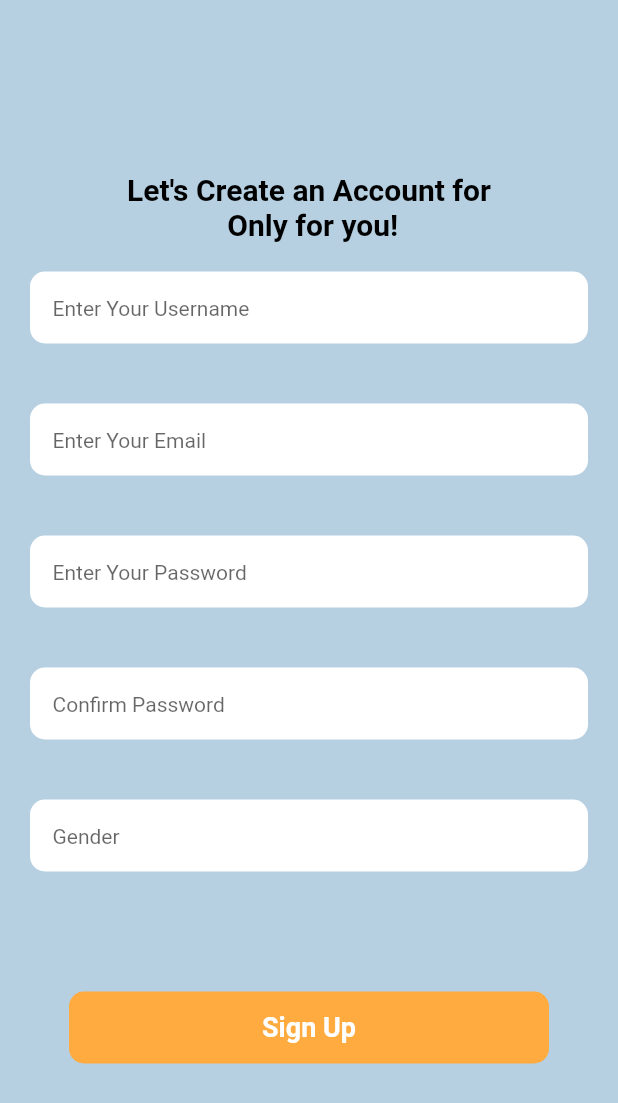
After one commit to NikitaMishra05/home, a Flutter app: the screen it shows after launch, after a tap on "Sign Up", on a phone screen of 412 x 824 dp. The commit adds this screen. Shown: the top 1103 px of the screen. Run offline on Flutter 3.47's test engine with Material 2 defaults, Android fonts, the phone set to English and light mode, and no system bars; our stand-ins replace firebase_core; accounts and stored records are empty.

Commit message:
signup page work

```diff
--- a/lib/main.dart
+++ b/lib/main.dart
@@ -2,7 +2,6 @@ import 'package:firebase_core/firebase_core.dart';
 import 'package:flutter/cupertino.dart';
 import 'package:flutter/material.dart';
 import 'package:home/firebase_options.dart';
-import 'package:home/signin.dart';
 import 'package:home/splash.dart';
 
 void main() async{
--- a/lib/signin.dart
+++ b/lib/signin.dart
@@ -87,6 +87,43 @@ class _SigninState extends State<Signin> {
             ),
             Padding(
               padding: const EdgeInsets.all(20),
+              child: InkWell(
+                onTap: (){
+                    if(username_controller.value.text.isEmpty || password_controller.value.text.isEmpty){
+                      final snackBar=SnackBar(content: const Text("Fields cannot be empty"),
+                      action: SnackBarAction(
+                        label: "Undo",
+                        onPressed: (){},
+                      ),
+                      );
+                      ScaffoldMessenger.of(context).showSnackBar(snackBar);
+
+                    }
+                    else if(password_controller.value.text.length < 8){
+                      final snackBar= SnackBar(content: const Text('Password cannot be less then 8'),
+                      action: SnackBarAction(
+                        label: 'Undo',
+                      onPressed: (){},
+                      ),
+                      );
+                      ScaffoldMessenger.of(context).showSnackBar(snackBar);
+
+                    }
+                  else if(!username_controller.value.text.endsWith('@gmail.com')){
+                          final snackBar= SnackBar(content: const Text("Invalid Email"),
+                          action: SnackBarAction(
+                            label: "Undo",
+                            onPressed: (){},
+                          ),
+                          );
+                          ScaffoldMessenger.of(context).showSnackBar(snackBar);
+                    }
+                  else{
+
+                    }
+
+                },
+
                 child: Container(
                   height: 45,
                   width: 120,
@@ -104,6 +141,7 @@ class _SigninState extends State<Signin> {
                   )
                 ),
               ),
+            ),
           ],
 
 
@@ -112,4 +150,6 @@ class _SigninState extends State<Signin> {
 
     );
   }
+
+
 }
--- /dev/null
+++ b/lib/signup.dart
@@ -0,0 +1,156 @@
+import 'package:flutter/material.dart';
+
+class Sign_up extends StatefulWidget{
+  @override
+  State<Sign_up> createState() => _Sign_upState();
+}
+
+class _Sign_upState extends State<Sign_up> {
+  @override
+  Widget build(BuildContext context) {
+        return Scaffold(
+          backgroundColor: Color(0xffB6D0E2),
+          body: Column(
+            mainAxisAlignment: MainAxisAlignment.center,
+            children: [
+
+              Container(
+                child: Column(
+                  children: [
+                    Text("Let's Create an Account for \n Only for you!",
+                      style: TextStyle(
+                        color: Colors.black,
+                        fontSize: 20,
+                        fontWeight: FontWeight.w700,
+                      ),
+                      textAlign: TextAlign.center,
+                    ),
+                    Padding(
+                      padding: const EdgeInsets.all(20),
+                      child: Container(
+                        padding: EdgeInsets.only(left: 15),
+                        decoration: BoxDecoration(
+                          color: Colors.white,
+                          borderRadius: BorderRadius.all(Radius.circular(10)),
+                        ),
+                        child: TextField(
+
+                          decoration: InputDecoration(border: InputBorder.none,
+                              hintText: "Enter Your Username",
+                              hintStyle:TextStyle(fontSize: 14)
+                          ),
+
+                        ),
+                      ),
+                    ),
+                    Padding(
+                      padding: const EdgeInsets.all(20),
+                      child: Container(
+                        padding: EdgeInsets.only(left: 15),
+                        decoration: BoxDecoration(
+                          color: Colors.white,
+                          borderRadius: BorderRadius.all(Radius.circular(10)),
+                        ),
+                        child: TextField(
+
+                          decoration: InputDecoration(border: InputBorder.none,
+
+                              hintText: "Enter Your Email",
+                              hintStyle: TextStyle(fontSize: 14)
+                          ),
+
+
+                        ),
+
+                      ),
+                    ),
+                    Padding(
+                      padding: const EdgeInsets.all(20),
+                      child: Container(
+                        padding: EdgeInsets.only(left: 15),
+                        decoration: BoxDecoration(
+                          color: Colors.white,
+                          borderRadius: BorderRadius.all(Radius.circular(10)),
+                        ),
+                        child: TextField(
+
+                          decoration: InputDecoration(border: InputBorder.none,
+                              hintText: "Enter Your Password",
+                              hintStyle:TextStyle(fontSize: 14)
+                          ),
+
+                        ),
+                      ),
+                    ),
+                    Padding(
+                      padding: const EdgeInsets.all(20),
+                      child: Container(
+                        padding: EdgeInsets.only(left: 15),
+                        decoration: BoxDecoration(
+                          color: Colors.white,
+                          borderRadius: BorderRadius.all(Radius.circular(10)),
+                        ),
+                        child: TextField(
+
+                          decoration: InputDecoration(border: InputBorder.none,
+
+                              hintText: "Confirm Password",
+                              hintStyle: TextStyle(fontSize: 14)
+                          ),
+
+
+                        ),
+
+                      ),
+                    ),
+                    Padding(
+                      padding: const EdgeInsets.all(20),
+                      child: Container(
+                        padding: EdgeInsets.only(left: 15),
+                        decoration: BoxDecoration(
+                          color: Colors.white,
+                          borderRadius: BorderRadius.all(Radius.circular(10)),
+                        ),
+                        child: TextField(
+
+                          decoration: InputDecoration(border: InputBorder.none,
+
+                              hintText: "Gender",
+                              hintStyle: TextStyle(fontSize: 14)
+                          ),
+
+
+                        ),
+
+                      ),
+                    ),
+                  ],
+                ),
+              ),
+
+
+
+              Padding(
+                padding: const EdgeInsets.only(top: 60.0),
+                child: Container(
+                    height: 48,
+                    width: 320,
+                    alignment: Alignment.center,
+                    decoration: BoxDecoration(
+                        color: Colors.orangeAccent,
+                        borderRadius: BorderRadius.all(Radius.circular(10))
+                    ),
+                    child: Text("Sign Up",
+                      style: TextStyle(
+                          color: Colors.white,
+                          fontSize: 18,
+                          fontWeight: FontWeight.bold
+                      ),
+                    )
+                ),
+              ),
+            ],
+          ),
+        );
+  }
+}
--- a/lib/welcome.dart
+++ b/lib/welcome.dart
@@ -1,6 +1,7 @@
 import 'package:flutter/cupertino.dart';
 import 'package:flutter/material.dart';
 import 'package:home/signin.dart';
+import 'package:home/signup.dart';
 
 class Welcome extends StatefulWidget{
   @override
@@ -64,7 +65,11 @@ class _WelcomeState extends State<Welcome> {
                       ),
                     ),
                   ),
-                  Container(
+                  InkWell(
+                    onTap: (){
+                      Navigator.push(context, MaterialPageRoute(builder: (context)=> Sign_up()));
+                    },
+                    child: Container(
                       height: 50,
                       width: 120,
                       alignment: Alignment.center,
@@ -79,6 +84,7 @@ class _WelcomeState extends State<Welcome> {
                         ),
                       ),
                     ),
+                  ),
 
                 ],
               ),
```
Lines whose indentation alone changed are shown as unchanged.
